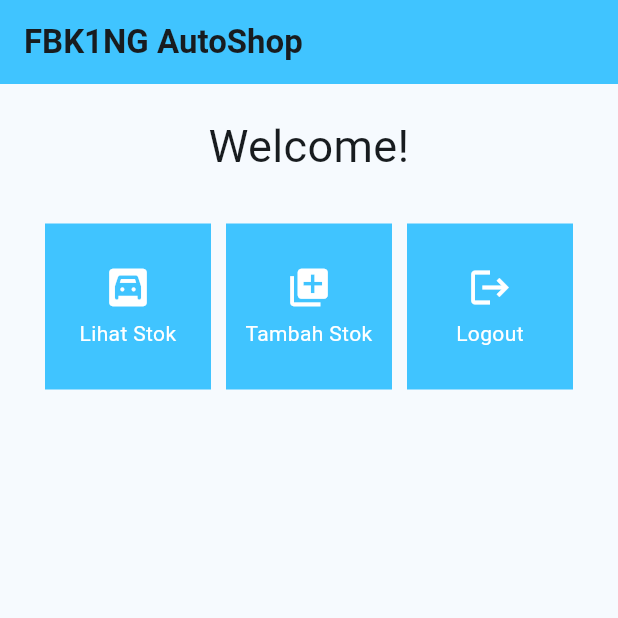
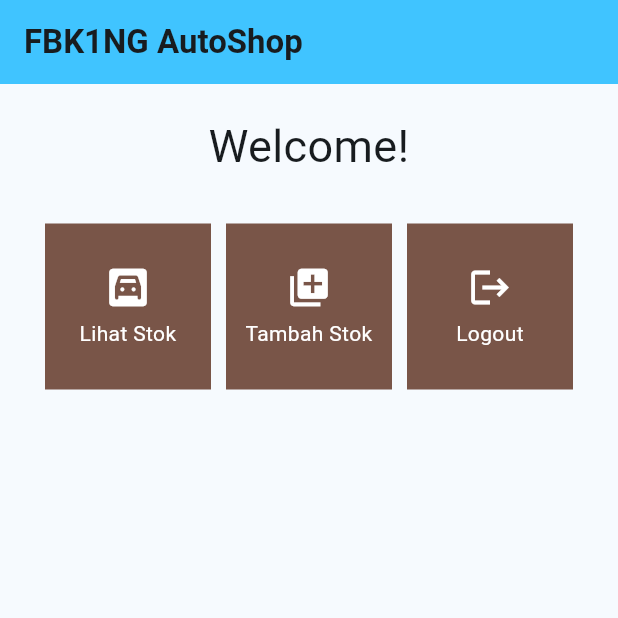
Before and after one commit to FBK15/fbk1ng-mobile, a Flutter app: the screen it shows after launch, on a phone screen of 412 x 824 dp, the top half of it. Run offline on Flutter 3.47's test engine with Material 2 defaults, Android fonts, the phone set to English and light mode, and no system bars.

Commit message:
Penyelesaian Tugas 7

```diff
--- a/lib/menu.dart
+++ b/lib/menu.dart
@@ -1,4 +1,5 @@
 import 'package:flutter/material.dart';
+import 'dart:math';
 
 class MyHomePage extends StatelessWidget {
   MyHomePage({Key? key}) : super(key: key);
@@ -67,7 +68,7 @@ class ShopCard extends StatelessWidget {
   @override
   Widget build(BuildContext context) {
     return Material(
-      color: Colors.lightBlueAccent,
+      color: Colors.primaries[Random().nextInt(Colors.primaries.length)],
       child: InkWell(
         // Area responsive terhadap sentuhan
         onTap: () {
```
